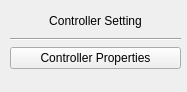
adaptivenetworklab/NetFlux5G, file netflux5g-editor/src/gui/ui/ControllerDialog.ui: the form before one commit.
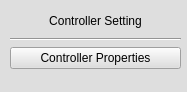
The form after the commit.

Diff of the .ui file:
```diff
--- a/netflux5g-editor/src/gui/ui/ControllerDialog.ui
+++ b/netflux5g-editor/src/gui/ui/ControllerDialog.ui
@@ -13,6 +13,9 @@
   <property name="windowTitle">
    <string>Form</string>
   </property>
+  <property name="styleSheet">
+   <string notr="true">background-color: rgb(222, 222, 222);</string>
+  </property>
   <widget class="QWidget" name="verticalLayoutWidget">
    <property name="geometry">
     <rect>
```
Left out of the diff: 2 changed lines with no effect on the pictures.
